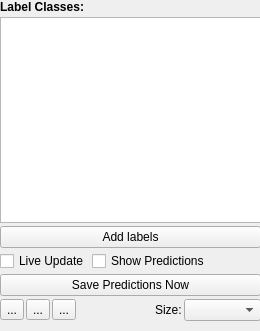
First picture: the form in ilastik/applets/pixelClassification/labelingDrawer.ui, repository ilastik/ilastik, before the edit.
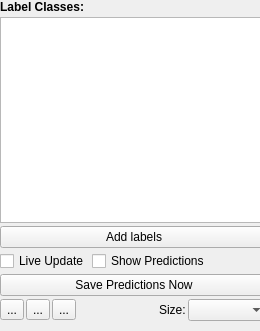
Second picture: the form after the edit. Custom widgets are drawn as their Qt base class.

```diff
--- a/ilastik/applets/pixelClassification/labelingDrawer.ui
+++ b/ilastik/applets/pixelClassification/labelingDrawer.ui
@@ -36,7 +36,7 @@
     <rect>
      <x>0</x>
      <y>0</y>
-     <width>261</width>
+     <width>268</width>
      <height>321</height>
     </rect>
    </property>
```
Left out of the diff: 3 changed lines with no effect on the pictures.
